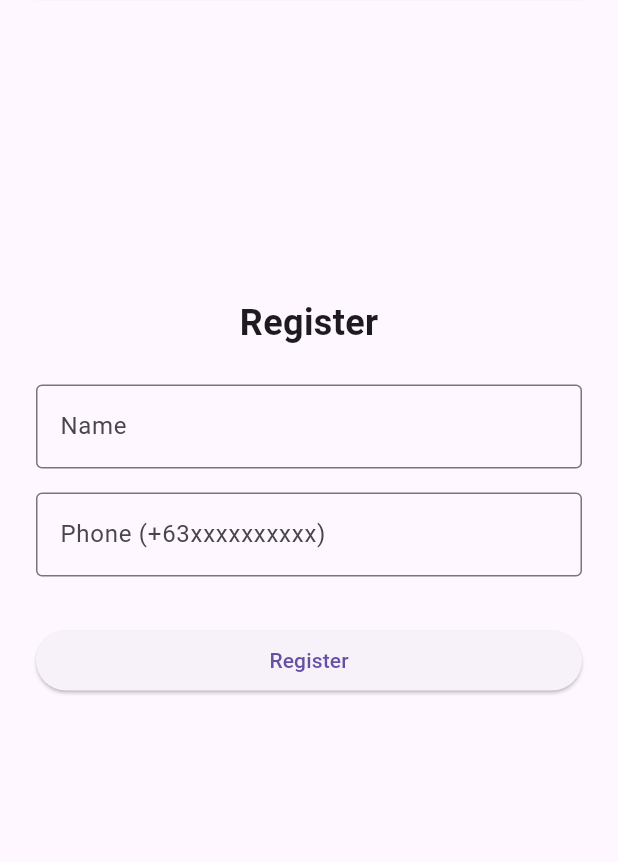
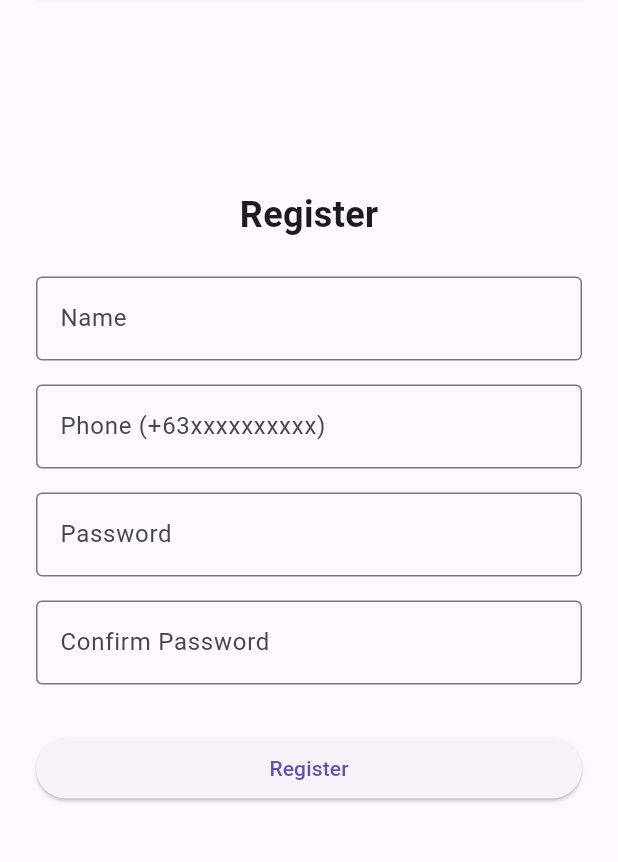
Before and after one commit to iowiii/furbe_, a Flutter app: the RegisterView screen opened by its route, after a tap on "Register", on a phone screen of 412 x 824 dp, the part 121-983 px from its top. Run offline on Flutter 3.47's test engine with Material 3 defaults, Android fonts, the phone set to English and light mode, and no system bars; our stand-ins replace camera, firebase_auth, firebase_core, firebase_database, fl_chart, get; missing offline and left inert: google_mlkit_image_labeling; accounts and stored records are empty.

Commit message:
password done

```diff
--- /dev/null
+++ b/lib/models/app_user.dart
@@ -0,0 +1,27 @@
+class AppUser {
+  final String name;
+  final String phone;
+  final String? password;
+
+  AppUser({
+    required this.name,
+    required this.phone,
+    this.password,
+  });
+
+  factory AppUser.fromMap(Map data) {
+    return AppUser(
+      name: data['name'] ?? '',
+      phone: data['phone'] ?? '',
+      password: data['password'],
+    );
+  }
+
+  Map<String, dynamic> toMap() {
+    return {
+      'name': name,
+      'phone': phone,
+      'password': password,
+    };
+  }
+}
--- a/lib/views/auth/register_view.dart
+++ b/lib/views/auth/register_view.dart
@@ -2,7 +2,6 @@ import 'package:flutter/material.dart';
 import 'package:get/get.dart';
 import '../../controllers/auth_controller.dart';
 import '../../core/app_routes.dart';
-
 
 class RegisterView extends StatefulWidget {
   const RegisterView({super.key});
@@ -14,6 +13,8 @@ class RegisterView extends StatefulWidget {
 class _RegisterViewState extends State<RegisterView> {
   final nameController = TextEditingController();
   final phoneController = TextEditingController();
+  final passController = TextEditingController();
+  final confirmPassController = TextEditingController();
   final authController = Get.find<AuthController>();
 
   bool isLoading = false;
@@ -33,6 +34,7 @@ class _RegisterViewState extends State<RegisterView> {
               ),
               const SizedBox(height: 24),
 
+              // Name
               TextField(
                 controller: nameController,
                 decoration: const InputDecoration(
@@ -40,9 +42,9 @@ class _RegisterViewState extends State<RegisterView> {
                   border: OutlineInputBorder(),
                 ),
               ),
-
               const SizedBox(height: 16),
 
+              // Phone
               TextField(
                 controller: phoneController,
                 keyboardType: TextInputType.phone,
@@ -51,9 +53,31 @@ class _RegisterViewState extends State<RegisterView> {
                   border: OutlineInputBorder(),
                 ),
               ),
+              const SizedBox(height: 16),
 
+              // Password
+              TextField(
+                controller: passController,
+                obscureText: true,
+                decoration: const InputDecoration(
+                  labelText: 'Password',
+                  border: OutlineInputBorder(),
+                ),
+              ),
+              const SizedBox(height: 16),
+
+              // Confirm Password
+              TextField(
+                controller: confirmPassController,
+                obscureText: true,
+                decoration: const InputDecoration(
+                  labelText: 'Confirm Password',
+                  border: OutlineInputBorder(),
+                ),
+              ),
               const SizedBox(height: 32),
 
+              // Register Button
               SizedBox(
                 width: double.infinity,
                 child: ElevatedButton(
@@ -61,49 +85,33 @@ class _RegisterViewState extends State<RegisterView> {
                       ? null
                       : () async {
                     final name = nameController.text.trim();
-                    String rawPhone = phoneController.text.trim();
+                    final rawPhone = phoneController.text.trim();
+                    final password = passController.text.trim();
+                    final confirmPassword = confirmPassController.text.trim();
 
-                    if (name.isEmpty || rawPhone.isEmpty) {
+                    if (name.isEmpty || rawPhone.isEmpty || password.isEmpty || confirmPassword.isEmpty) {
                       Get.snackbar('Error', 'Please fill in all fields');
                       return;
                     }
 
+                    if (password != confirmPassword) {
+                      Get.snackbar('Error', 'Passwords do not match');
+                      return;
+                    }
+
                     String formattedPhone = rawPhone.replaceAll('+', '');
-                    if (!formattedPhone.startsWith('63')) {
-                      formattedPhone = '63$formattedPhone';
-                    }
+                    if (!formattedPhone.startsWith('63')) formattedPhone = '63$formattedPhone';
 
                     setState(() => isLoading = true);
 
                     try {
                       await authController.registerUser(
                         name,
-                        rawPhone,
+                        formattedPhone,
+                        password,
                         onCodeSent: (verificationId, resendToken) {
                           if (!mounted) return;
                           Get.toNamed(
-                            AppRoutes.otp,
-                            arguments: {
-                              'verificationId': verificationId,
-                              'phone': rawPhone,
-                              'name': name,
-                            },
-                          );
-                        },
-                        onError: (errorMessage) {
-                          if (!mounted) return;
-                          ScaffoldMessenger.of(context).showSnackBar(
-                            SnackBar(content: Text(errorMessage)),
-                          );
-                        },
-                      );
-
-                      await authController.startPhoneVerification(
-                        formattedPhone,
-                            (verificationId, resendToken) {
-                          if (!mounted) return;
-                          Navigator.pushNamed(
-                            context,
                             AppRoutes.otp,
                             arguments: {
                               'verificationId': verificationId,
@@ -112,18 +120,14 @@ class _RegisterViewState extends State<RegisterView> {
                             },
                           );
                         },
-                            (errorMessage) {
+                        onError: (errorMessage) {
                           if (!mounted) return;
-                          ScaffoldMessenger.of(context).showSnackBar(
-                            SnackBar(content: Text(errorMessage)),
-                          );
+                          Get.snackbar('Error', errorMessage);
                         },
                       );
                     } catch (e) {
                       if (!mounted) return;
-                      ScaffoldMessenger.of(context).showSnackBar(
-                        SnackBar(content: Text('Error: $e')),
-                      );
+                      Get.snackbar('Error', 'Registration failed: $e');
                     } finally {
                       setState(() => isLoading = false);
                     }
```
Also changed, not shown: lib/controllers/auth_controller.dart (+141 -77 lines), lib/views/auth/login_view.dart (+31 -41 lines), lib/views/profile/profile_view.dart (+35 -8 lines).
